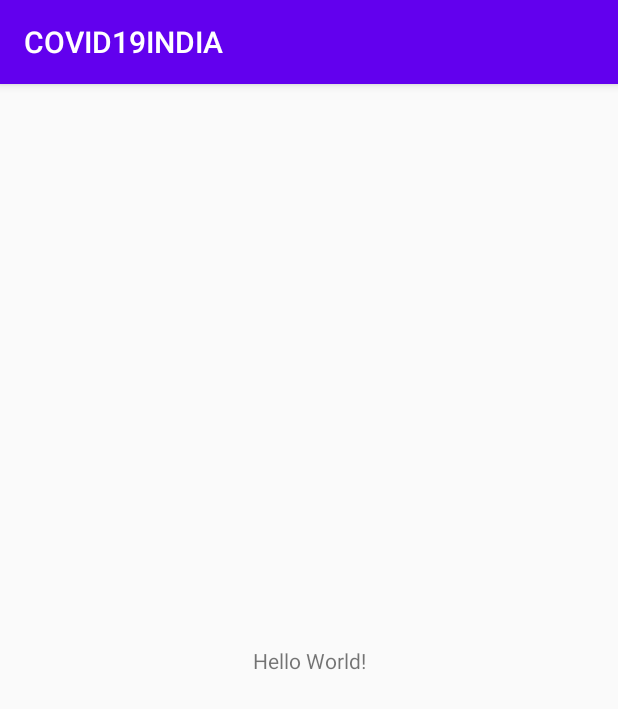
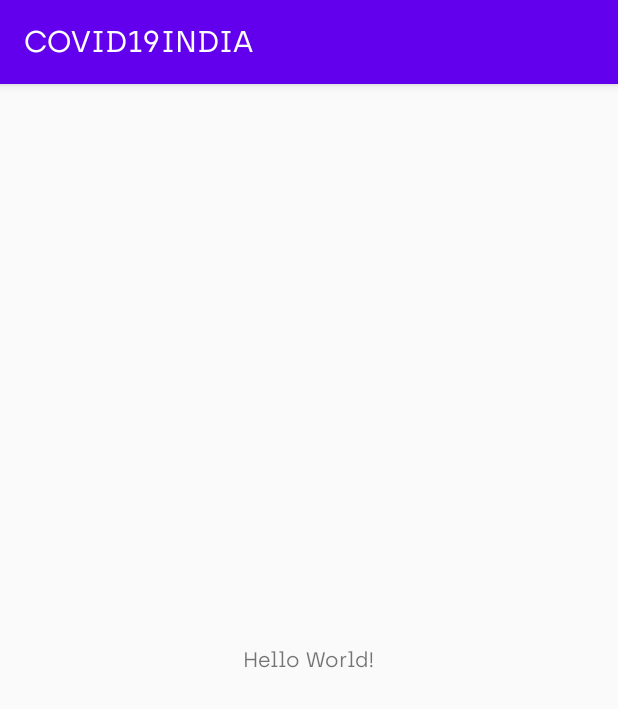
Before and after one commit to oddlyspaced/covid19-android, an Android app: the screen it shows after launch (MainActivity), on a phone screen of 412 x 824 dp. Shown: the top 709 px of the screen. Run offline under Robolectric (Android 15) with nearby library versions, the phone set to English and light mode, and no system bars.

Commit message:
Set Archia font app wide:

```diff
--- a/app/src/main/res/values/styles.xml
+++ b/app/src/main/res/values/styles.xml
@@ -6,6 +6,7 @@
         <item name="colorPrimary">@color/colorPrimary</item>
         <item name="colorPrimaryDark">@color/colorPrimaryDark</item>
         <item name="colorAccent">@color/colorAccent</item>
+        <item name="fontFamily">@font/regular</item>
     </style>
 
 </resources>
```
Also changed, not shown: app/src/main/res/font/light.ttf (added), app/src/main/res/font/medium.ttf (added), app/src/main/res/font/regular.ttf (added), app/src/main/res/font/semibold.ttf (added), app/src/main/res/font/thin.ttf (added).
